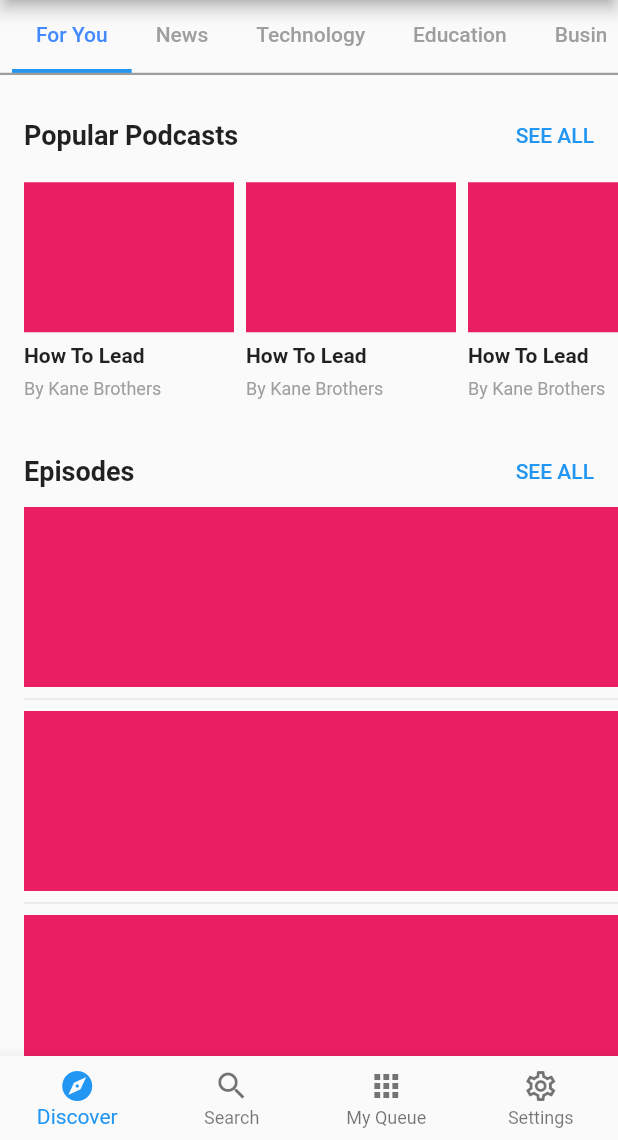
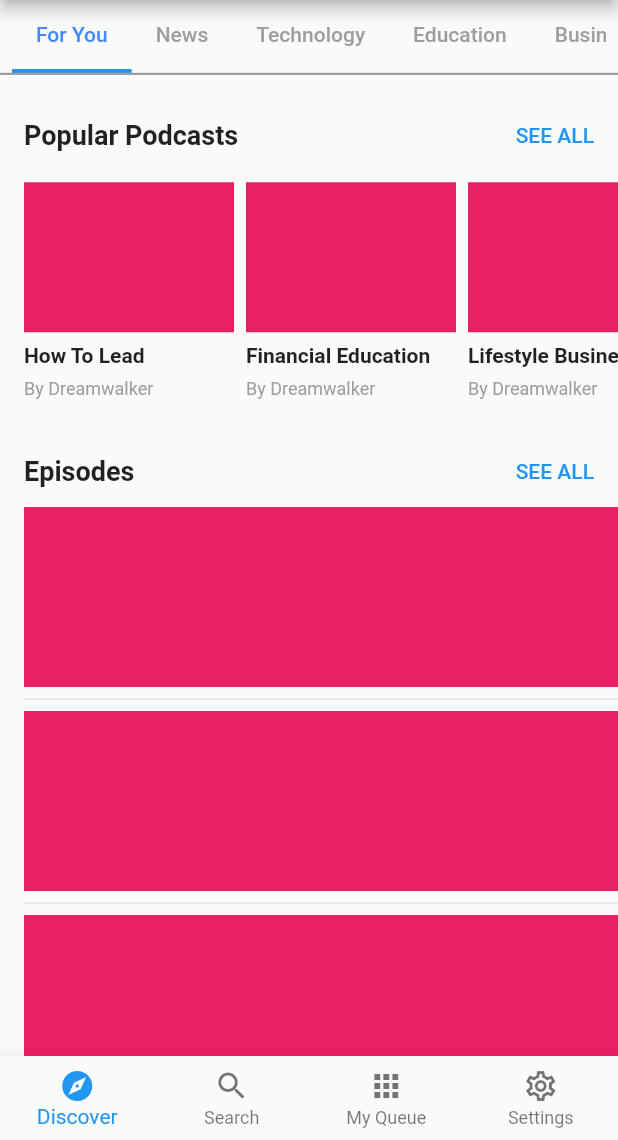
Before and after one commit to JAICHANGPARK/flutter_notebook_18th_story, a Flutter app: the screen it shows after launch, on a phone screen of 412 x 824 dp, the part 96-1236 px from its top. Run offline on Flutter 3.47's test engine with Material 2 defaults, Android fonts, the phone set to English and light mode, and no system bars; our stand-ins replace cached_network_image, dotted_border, flutter_lorem, flutter_riverpod, flutter_svg, freezed_annotation and 4 more.

Commit message:
Update discover_for_you_widget.dart

```diff
--- a/lib/ep1090_podcast_app/src/widgets/discover/discover_for_you_widget.dart
+++ b/lib/ep1090_podcast_app/src/widgets/discover/discover_for_you_widget.dart
@@ -1,5 +1,8 @@
 import 'package:flutter/cupertino.dart';
 import 'package:flutter/material.dart';
+import 'package:flutter_notebook_18th_story/ep1090_podcast_app/src/model/popular_cast.dart';
+import 'package:flutter_notebook_18th_story/ep1090_podcast_app/src/provider/popular_cast_loader.dart';
+import 'package:flutter_riverpod/flutter_riverpod.dart';
 
 class DiscoverForYouWidget extends StatelessWidget {
   const DiscoverForYouWidget({Key? key}) : super(key: key);
@@ -34,7 +37,11 @@ class DiscoverForYouWidget extends StatelessWidget {
           ),
           SizedBox(
             height: 160,
-            child: ListView.builder(
+            child: Consumer(builder: (context, ref, _) {
+              AsyncValue<List<PopularCast>> items = ref.watch(popularCastLoadProvider);
+              return items.when(
+                data: (items) {
+                  return ListView.builder(
                     itemBuilder: (context, index) {
                       return Padding(
                         padding: const EdgeInsets.only(right: 8),
@@ -49,14 +56,15 @@ class DiscoverForYouWidget extends StatelessWidget {
                                 color: Colors.pink,
                               ),
                             ),
-                      const Text(
-                        "How To Lead",
+                            Text(
+                              // "How To Lead",
+                              items[index].title ?? "unknown",
                               style: TextStyle(
                                 fontWeight: FontWeight.bold,
                               ),
                             ),
-                      const Text(
-                        "By Kane Brothers",
+                            Text(
+                              "By ${items[index].speaker ?? "unknown"}",
                               style: TextStyle(
                                 fontSize: 12,
                                 color: Colors.grey,
@@ -67,9 +75,20 @@ class DiscoverForYouWidget extends StatelessWidget {
                       );
                     },
                     scrollDirection: Axis.horizontal,
+                  );
+                },
+                error: (err, trace) {
+                  return const Center(
+                    child: Text("err"),
+                  );
+                },
+                loading: () => const Center(
+                  child: CircularProgressIndicator(),
                 ),
+              );
+            }),
           ),
-          SizedBox(
+          const SizedBox(
             height: 16,
           ),
           Row(
@@ -98,12 +117,10 @@ class DiscoverForYouWidget extends StatelessWidget {
             itemBuilder: (context, index) {
               return Container(
                 height: 120,
-                decoration: BoxDecoration(
-                  color: Colors.pink
-                ),
+                decoration: const BoxDecoration(color: Colors.pink),
               );
             },
-            separatorBuilder: (_, __) => Divider(),
+            separatorBuilder: (_, __) => const Divider(),
             itemCount: 10,
           ))
         ],
```
Lines whose indentation alone changed are shown as unchanged.
